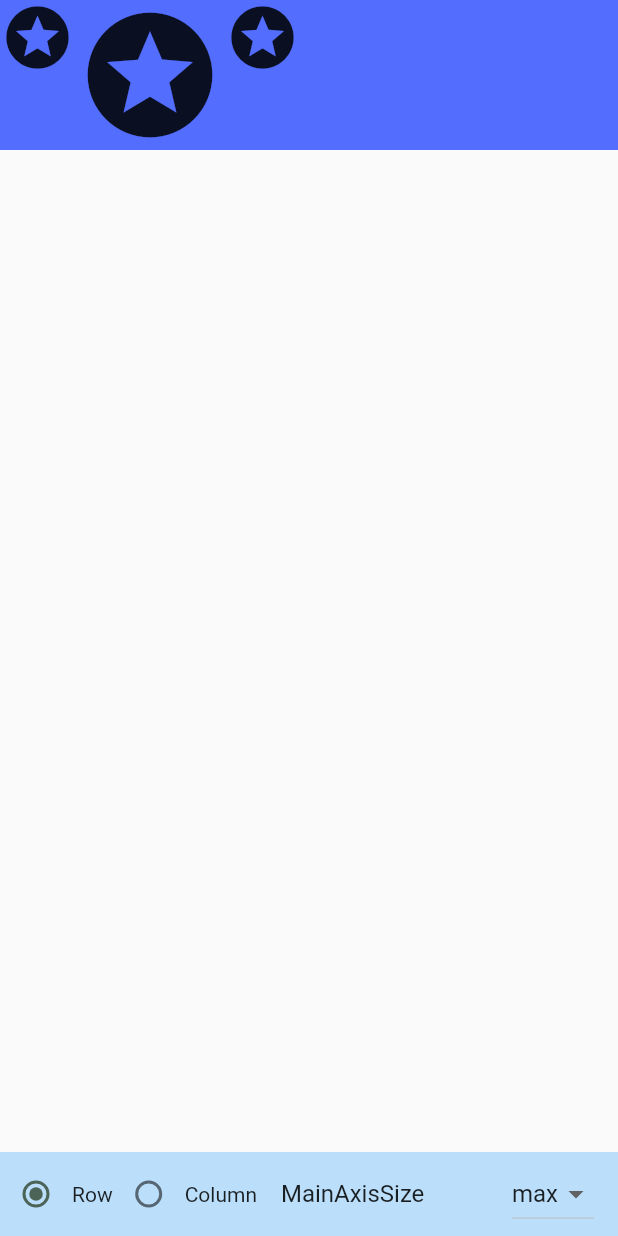
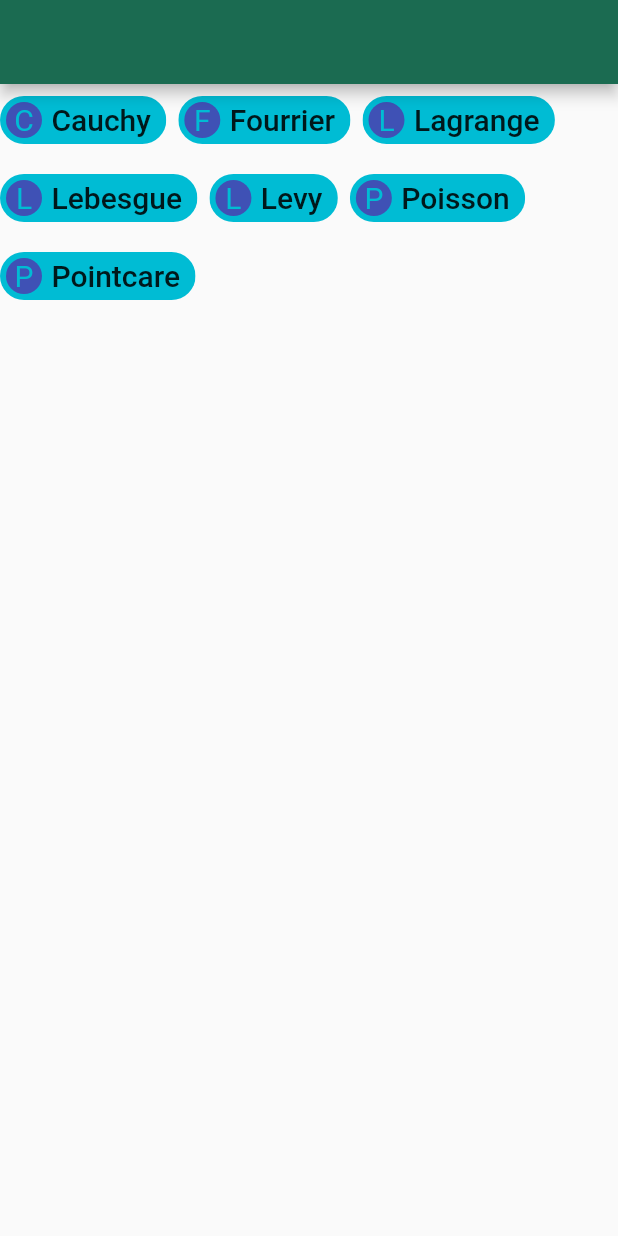
Before and after one commit to ForhadIsrafil/my-flutter-basics-code-modules, a Flutter app: the screen it shows after launch, on a phone screen of 412 x 824 dp. Run offline on Flutter 3.47's test engine with Material 2 defaults, Android fonts, the phone set to English and light mode, and no system bars; our stand-ins replace fluttertoast.

Commit message:
wrap done

```diff
--- /dev/null
+++ b/lib/layout/WrapExample.dart
@@ -0,0 +1,50 @@
+import 'package:flutter/material.dart';
+
+class WrapExamples extends StatefulWidget {
+  const WrapExamples({super.key});
+
+  @override
+  State<WrapExamples> createState() => _WrapExamplesState();
+}
+
+class _WrapExamplesState extends State<WrapExamples> {
+  @override
+  Widget build(BuildContext context) {
+    return Scaffold(
+      appBar: AppBar(),
+      body: Wrap(
+        // Gap between adjacent chips.
+        spacing: 8.0,
+        // Gap between lines.
+        runSpacing: 4.0,
+        children: [
+          'Cauchy',
+          'Fourrier',
+          'Lagrange',
+          'Lebesgue',
+          'Levy',
+          'Poisson',
+          'Pointcare',
+        ]
+            .map(
+              (String name) => Chip(
+                backgroundColor: Colors.cyan,
+                labelStyle: const TextStyle(fontSize: 20),
+                // surfaceTintColor: Colors.red,
+                label: Text(
+                  name,
+                ),
+                avatar: CircleAvatar(
+                  backgroundColor: Colors.indigo,
+                  child: Text(
+                    name.substring(0, 1),
+                    style: const TextStyle(color: Colors.cyan, fontSize: 20),
+                  ),
+                ),
+              ),
+            )
+            .toList(),
+      ),
+    );
+  }
+}
--- a/lib/main.dart
+++ b/lib/main.dart
@@ -1,7 +1,7 @@
 import 'dart:async';
 import 'package:flutter/material.dart';
 import 'basics_widgets/dropdown_examples.dart';
-import 'layout/RowColumnExamples.dart';
+import 'layout/WrapExample.dart';
 
 void main() => runApp(const MyApp());
 
@@ -19,7 +19,7 @@ class MyApp extends StatelessWidget {
           // primarySwatch: Colors.indigo,
           colorScheme: ColorScheme.fromSeed(
               seedColor: const Color.fromARGB(255, 183, 244, 216))),
-      home: const RowColumnExample(),
+      home: const WrapExamples(),
     );
   }
 }
```
